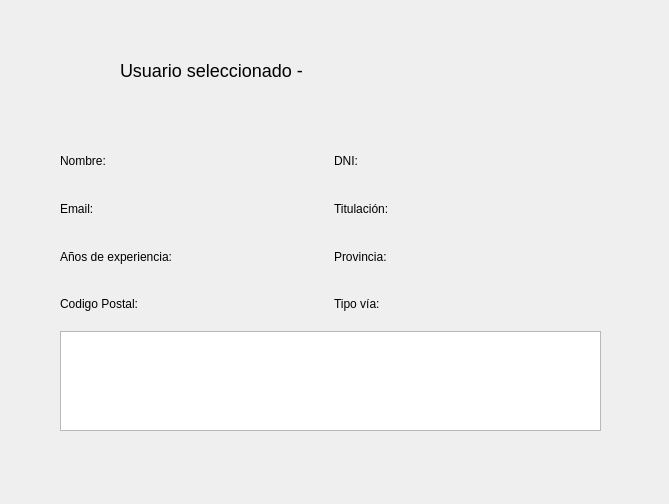
Above: inspeccionar.ui from julinavas14/trabajo_programacion_sql before the change. Below: the same form after it.
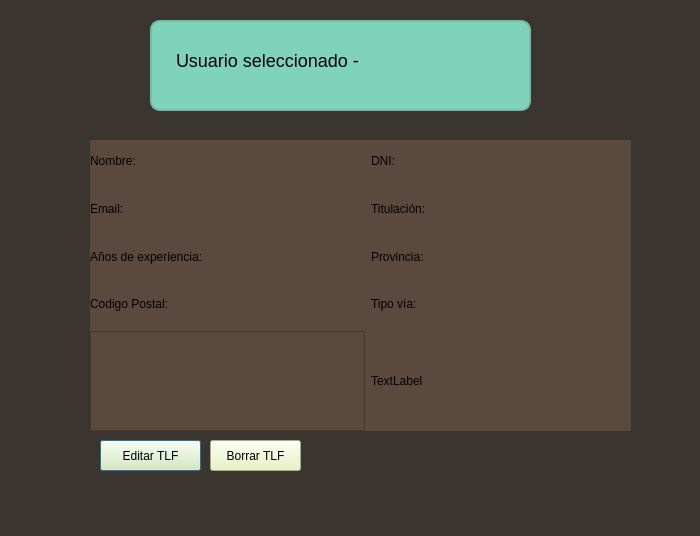
That is the form after the change.

Commit message: arreglar telf

What changed in the file:
```diff
--- a/inspeccionar.ui
+++ b/inspeccionar.ui
@@ -6,38 +6,43 @@
    <rect>
     <x>0</x>
     <y>0</y>
-    <width>669</width>
-    <height>504</height>
+    <width>700</width>
+    <height>536</height>
    </rect>
   </property>
   <property name="windowTitle">
    <string>Dialog</string>
   </property>
-  <widget class="QLabel" name="labelusu2">
-   <property name="geometry">
-    <rect>
-     <x>120</x>
-     <y>40</y>
-     <width>411</width>
-     <height>61</height>
-    </rect>
-   </property>
    <property name="styleSheet">
-    <string notr="true">font-size: 18px;</string>
-   </property>
-   <property name="text">
-    <string>Usuario seleccionado - </string>
-   </property>
-  </widget>
-  <widget class="QWidget" name="gridLayoutWidget">
+   <string notr="true">background-color: rgb(58, 53, 47);</string>
+  </property>
+  <widget class="QFrame" name="frame">
    <property name="geometry">
     <rect>
-     <x>60</x>
+     <x>90</x>
      <y>140</y>
      <width>541</width>
      <height>291</height>
     </rect>
    </property>
+   <property name="styleSheet">
+    <string notr="true">background-color: #5c493d;</string>
+   </property>
+   <property name="frameShape">
+    <enum>QFrame::StyledPanel</enum>
+   </property>
+   <property name="frameShadow">
+    <enum>QFrame::Raised</enum>
+   </property>
+   <widget class="QWidget" name="gridLayoutWidget">
+    <property name="geometry">
+     <rect>
+      <x>0</x>
+      <y>0</y>
+      <width>541</width>
+      <height>291</height>
+     </rect>
+    </property>
    <layout class="QGridLayout" name="gridins">
     <item row="1" column="0">
      <widget class="QLabel" name="LEmail">
@@ -48,13 +53,36 @@
     </item>
     <item row="0" column="0">
      <widget class="QLabel" name="LNombre">
+       <property name="styleSheet">
+        <string notr="true">background-color: rgb(92, 73, 61);</string>
+       </property>
       <property name="text">
        <string>Nombre:</string>
       </property>
      </widget>
     </item>
+     <item row="1" column="0">
+      <widget class="QLabel" name="LEmail">
+       <property name="styleSheet">
+        <string notr="true">background-color: rgb(92, 73, 61);</string>
+       </property>
+       <property name="text">
+        <string>Email:</string>
+       </property>
+      </widget>
+     </item>
+     <item row="9" column="1">
+      <widget class="QLabel" name="label">
+       <property name="text">
+        <string>TextLabel</string>
+       </property>
+      </widget>
+     </item>
     <item row="0" column="1">
      <widget class="QLabel" name="LDNI">
+       <property name="styleSheet">
+        <string notr="true">background-color: rgb(92, 73, 61);</string>
+       </property>
       <property name="text">
        <string>DNI:</string>
       </property>
@@ -62,6 +90,9 @@
     </item>
     <item row="2" column="0">
      <widget class="QLabel" name="LExp">
+       <property name="styleSheet">
+        <string notr="true">background-color: rgb(92, 73, 61);</string>
+       </property>
       <property name="text">
        <string>Años de experiencia:</string>
       </property>
@@ -69,6 +100,9 @@
     </item>
     <item row="3" column="1">
      <widget class="QLabel" name="LTV">
+       <property name="styleSheet">
+        <string notr="true">background-color: rgb(92, 73, 61);</string>
+       </property>
       <property name="text">
        <string>Tipo vía:</string>
       </property>
@@ -76,6 +110,9 @@
     </item>
     <item row="1" column="1">
      <widget class="QLabel" name="LTitu">
+       <property name="styleSheet">
+        <string notr="true">background-color: rgb(92, 73, 61);</string>
+       </property>
       <property name="text">
        <string>Titulación:</string>
       </property>
@@ -83,6 +120,9 @@
     </item>
     <item row="2" column="1">
      <widget class="QLabel" name="LProvicia">
+       <property name="styleSheet">
+        <string notr="true">background-color: rgb(92, 73, 61);</string>
+       </property>
       <property name="text">
        <string>Provincia:</string>
       </property>
@@ -90,22 +130,99 @@
     </item>
     <item row="3" column="0">
      <widget class="QLabel" name="LCP">
+       <property name="styleSheet">
+        <string notr="true">background-color: rgb(92, 73, 61);</string>
+       </property>
       <property name="text">
        <string>Codigo Postal:</string>
       </property>
      </widget>
     </item>
-    <item row="4" column="0" colspan="2">
-     <widget class="QListView" name="listTelefonos">
+     <item row="9" column="0">
+      <widget class="QListWidget" name="listTelefonos">
       <property name="maximumSize">
        <size>
-        <width>600</width>
+         <width>275</width>
         <height>100</height>
        </size>
       </property>
+       <property name="styleSheet">
+        <string notr="true">background-color: rgb(92, 73, 61);</string>
+       </property>
      </widget>
     </item>
    </layout>
+   </widget>
+  </widget>
+  <widget class="QFrame" name="frame_2">
+   <property name="geometry">
+    <rect>
+     <x>150</x>
+     <y>20</y>
+     <width>381</width>
+     <height>91</height>
+    </rect>
+   </property>
+   <property name="styleSheet">
+    <string notr="true">border: 2px solid rgb(115, 189, 167);
+background-color: rgb(128, 211, 187);
+border-radius: 10px;</string>
+   </property>
+   <property name="frameShape">
+    <enum>QFrame::StyledPanel</enum>
+   </property>
+   <property name="frameShadow">
+    <enum>QFrame::Raised</enum>
+   </property>
+   <widget class="QLabel" name="labelusu2">
+    <property name="geometry">
+     <rect>
+      <x>20</x>
+      <y>10</y>
+      <width>341</width>
+      <height>61</height>
+     </rect>
+    </property>
+    <property name="styleSheet">
+     <string notr="true">font-size: 18px;
+border-color: transparent;</string>
+    </property>
+    <property name="text">
+     <string>Usuario seleccionado - </string>
+    </property>
+   </widget>
+  </widget>
+  <widget class="QPushButton" name="btnEditTelf">
+   <property name="geometry">
+    <rect>
+     <x>100</x>
+     <y>440</y>
+     <width>101</width>
+     <height>31</height>
+    </rect>
+   </property>
+   <property name="styleSheet">
+    <string notr="true">background-color: rgb(229, 243, 186);</string>
+   </property>
+   <property name="text">
+    <string>Editar TLF</string>
+   </property>
+  </widget>
+  <widget class="QPushButton" name="btnDeleteTelf">
+   <property name="geometry">
+    <rect>
+     <x>210</x>
+     <y>440</y>
+     <width>91</width>
+     <height>31</height>
+    </rect>
+   </property>
+   <property name="styleSheet">
+    <string notr="true">background-color: rgb(229, 243, 186);</string>
+   </property>
+   <property name="text">
+    <string>Borrar TLF</string>
+   </property>
   </widget>
  </widget>
  <resources/>
```
Left out of the diff: 7 changed lines with no effect on the pictures. Lines whose indentation alone changed are shown as unchanged. The commit also changes 1 other file.
